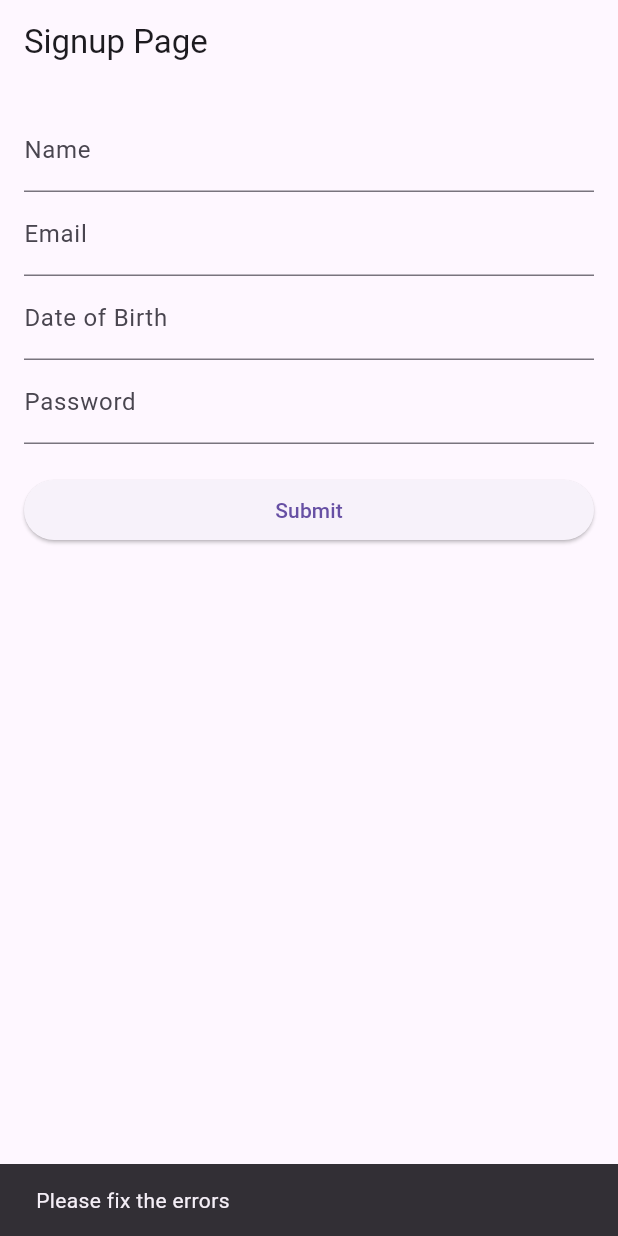
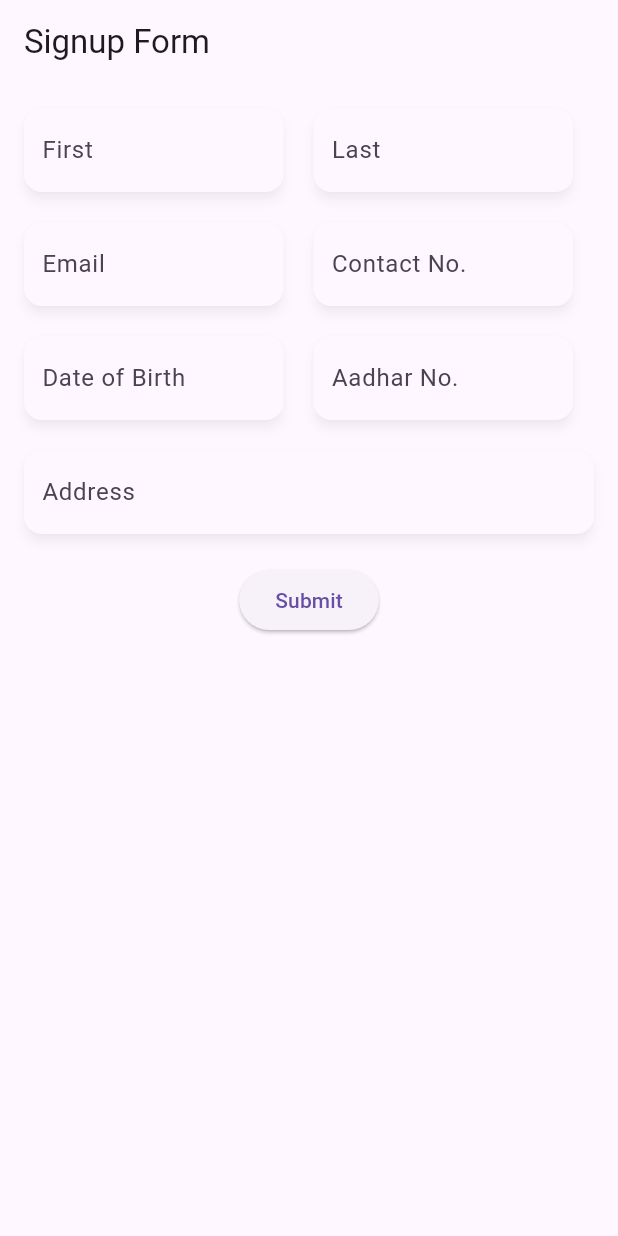
Before and after one commit to R1nneC0de/SignUpPage, a Flutter app: the screen it shows after launch, after a tap on "Submit", on a phone screen of 412 x 824 dp. Run offline on Flutter 3.47's test engine with Material 3 defaults, Android fonts, the phone set to English and light mode, and no system bars; drawn by our look-alikes of flutter_form_builder; our stand-ins replace form_builder_validators.

Commit message:
Made changes to the UI

```diff
--- a/lib/main.dart
+++ b/lib/main.dart
@@ -1,5 +1,6 @@
 import 'package:flutter/material.dart';
 import 'package:flutter_form_builder/flutter_form_builder.dart';
+import 'package:form_builder_validators/form_builder_validators.dart';
 
 void main() {
   runApp(const MyApp());
@@ -12,7 +13,8 @@ class MyApp extends StatelessWidget {
   Widget build(BuildContext context) {
     return MaterialApp(
       title: 'Signup Page',
-      theme: ThemeData(primarySwatch: Colors.blue),
+      localizationsDelegates: const [FormBuilderLocalizations.delegate],
+      theme: ThemeData(useMaterial3: true),
       home: const SignupPage(),
     );
   }
@@ -28,110 +30,158 @@ class SignupPage extends StatefulWidget {
 class _SignupPageState extends State<SignupPage> {
   final _formKey = GlobalKey<FormBuilderState>();
 
-  // Email RegExp for manual validation
-  final RegExp _emailRegex = RegExp(r'^[\w-\.]+@([\w-]+\.)+[\w]{2,4}$');
-
-  void _submitForm() {
-    if (_formKey.currentState?.saveAndValidate() ?? false) {
-      Navigator.push(
-        context,
-        MaterialPageRoute(builder: (context) => const SuccessPage()),
-      );
-    } else {
-      ScaffoldMessenger.of(context).showSnackBar(
-        const SnackBar(content: Text('Please fix the errors')),
-      );
-    }
-  }
-
-  String? _validateName(String? value) {
-    if (value == null || value.trim().isEmpty) {
-      return 'Name is required';
-    }
-    return null;
-  }
-
-  String? _validateEmail(String? value) {
-    if (value == null || value.trim().isEmpty) {
-      return 'Email is required';
-    }
-    if (!_emailRegex.hasMatch(value)) {
-      return 'Enter a valid email';
-    }
-    return null;
-  }
-
-  String? _validatePassword(String? value) {
-    if (value == null || value.isEmpty) {
-      return 'Password is required';
-    }
-    if (value.length < 6) {
-      return 'Minimum 6 characters required';
-    }
-    return null;
-  }
-
-  String? _validateDOB(DateTime? value) {
-    if (value == null) {
-      return 'Date of birth is required';
-    }
-    return null;
-  }
-
   @override
   Widget build(BuildContext context) {
     return Scaffold(
-      appBar: AppBar(title: const Text('Signup Page')),
+      appBar: AppBar(title: const Text('Signup Form')),
       body: Padding(
         padding: const EdgeInsets.all(16.0),
         child: FormBuilder(
           key: _formKey,
-          child: ListView(
+          child: SingleChildScrollView(
+            child: Column(
               children: [
-              FormBuilderTextField(
-                name: 'name',
-                decoration: const InputDecoration(labelText: 'Name'),
-                validator: _validateName,
+                Wrap(
+                  spacing: 20,
+                  runSpacing: 20,
+                  children: [
+                    buildElevatedField(
+                      key: const ValueKey('first_name'),
+                      name: 'first_name',
+                      label: 'First',
+                      validator: FormBuilderValidators.required(),
                     ),
-              FormBuilderTextField(
+                    buildElevatedField(
+                      key: const ValueKey('last_name'),
+                      name: 'last_name',
+                      label: 'Last',
+                      validator: FormBuilderValidators.required(),
+                    ),
+                    buildElevatedField(
+                      key: const ValueKey('email'),
                       name: 'email',
-                decoration: const InputDecoration(labelText: 'Email'),
-                keyboardType: TextInputType.emailAddress,
-                validator: _validateEmail,
+                      label: 'Email',
+                      validator: FormBuilderValidators.compose([
+                        FormBuilderValidators.required(),
+                        FormBuilderValidators.email(),
+                      ]),
                     ),
-              FormBuilderDateTimePicker(
+                    buildElevatedField(
+                      key: const ValueKey('contact'),
+                      name: 'contact',
+                      label: 'Contact No.',
+                      validator: FormBuilderValidators.compose([
+                        FormBuilderValidators.required(),
+                        FormBuilderValidators.numeric(),
+                        FormBuilderValidators.equalLength(10),
+                      ]),
+                    ),
+                    buildElevatedDateField(
+                      key: const ValueKey('dob'),
                       name: 'dob',
-                decoration: const InputDecoration(labelText: 'Date of Birth'),
-                inputType: InputType.date,
-                validator: _validateDOB,
+                      label: 'Date of Birth',
                     ),
-              FormBuilderTextField(
-                name: 'password',
-                decoration: const InputDecoration(labelText: 'Password'),
-                obscureText: true,
-                validator: _validatePassword,
+                    buildElevatedField(
+                      key: const ValueKey('aadhar'),
+                      name: 'aadhar',
+                      label: 'Aadhar No.',
+                      validator: FormBuilderValidators.compose([
+                        FormBuilderValidators.required(),
+                        FormBuilderValidators.numeric(),
+                        FormBuilderValidators.equalLength(12),
+                      ]),
+                    ),
+                    buildElevatedField(
+                      key: const ValueKey('address'),
+                      name: 'address',
+                      label: 'Address',
+                      isFullWidth: true,
+                      validator: FormBuilderValidators.required(),
+                    ),
+                  ],
                 ),
                 const SizedBox(height: 20),
                 ElevatedButton(
-                onPressed: _submitForm,
+                  onPressed: () {
+                    if (_formKey.currentState?.saveAndValidate() ?? false) {
+                      final formData = _formKey.currentState!.value;
+                      print('Form Data: $formData');
+                      ScaffoldMessenger.of(context).showSnackBar(
+                        const SnackBar(
+                          content: Text('Form submitted successfully!'),
+                        ),
+                      );
+                    } else {
+                      print("Validation failed");
+                    }
+                  },
                   child: const Text('Submit'),
                 ),
               ],
             ),
           ),
         ),
+      ),
+    );
+  }
+
+  Widget buildElevatedField({
+    required Key key,
+    required String name,
+    required String label,
+    required String? Function(String?) validator,
+    bool isFullWidth = false,
+  }) {
+    return SizedBox(
+      width:
+          isFullWidth
+              ? MediaQuery.of(context).size.width - 32
+              : MediaQuery.of(context).size.width * 0.42,
+      child: Material(
+        elevation: 3,
+        shadowColor: Colors.black26,
+        borderRadius: BorderRadius.circular(12),
+        child: Padding(
+          padding: const EdgeInsets.symmetric(horizontal: 12),
+          child: FormBuilderTextField(
+            key: key,
+            name: name,
+            decoration: InputDecoration(
+              labelText: label,
+              border: InputBorder.none,
+            ),
+            validator: validator,
+          ),
+        ),
+      ),
+    );
+  }
+
+  Widget buildElevatedDateField({
+    required Key key,
+    required String name,
+    required String label,
+  }) {
+    return SizedBox(
+      width: MediaQuery.of(context).size.width * 0.42,
+      child: Material(
+        elevation: 3,
+        shadowColor: Colors.black26,
+        borderRadius: BorderRadius.circular(12),
+        child: Padding(
+          padding: const EdgeInsets.symmetric(horizontal: 12),
+          child: FormBuilderDateTimePicker(
+            key: key,
+            name: name,
+            inputType: InputType.date,
+            decoration: InputDecoration(
+              labelText: label,
+              border: InputBorder.none,
+            ),
+            validator: FormBuilderValidators.required(),
+          ),
+        ),
+      ),
     );
   }
 }
-
-class SuccessPage extends StatelessWidget {
-  const SuccessPage({super.key});
-
-  @override
-  Widget build(BuildContext context) {
-    return Scaffold(
-      appBar: AppBar(title: const Text('Success')),
-      body: const Center(child: Text('Signup Successful!')),
-    );
-  }
-}
--- a/pubspec.yaml
+++ b/pubspec.yaml
@@ -43,9 +43,14 @@ dependencies:
   # Use with the CupertinoIcons class for iOS style icons.
   cupertino_icons: ^1.0.8
 <<<<<<< HEAD
+<<<<<<< HEAD
 =======
   flutter_form_builder: ^9.1.1
 >>>>>>> e2656fc (Initial commit)
+=======
+  flutter_form_builder: ^9.2.0
+  form_builder_validators: ^11.1.2
+>>>>>>> 57bc63d (Made changes to the UI)
 
 dev_dependencies:
   flutter_test:
```
Also changed, not shown: pubspec.lock. Lines whose indentation alone changed are shown as unchanged.
